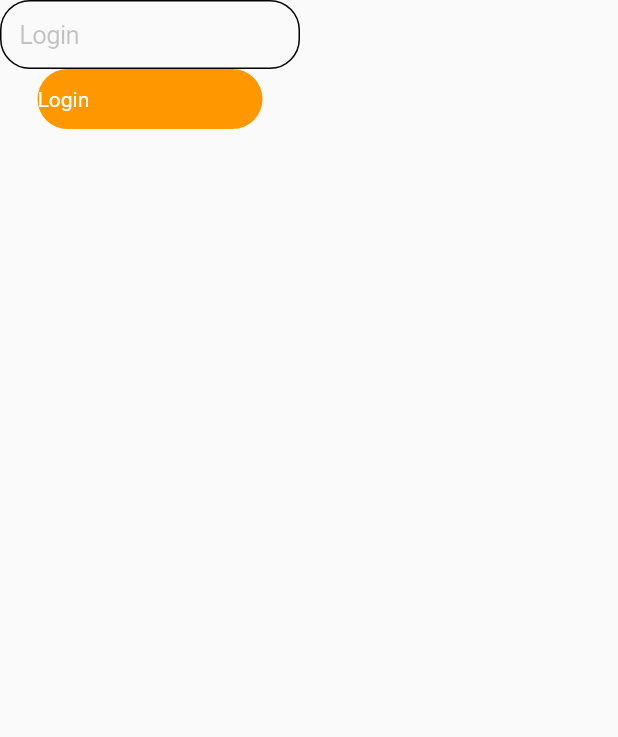
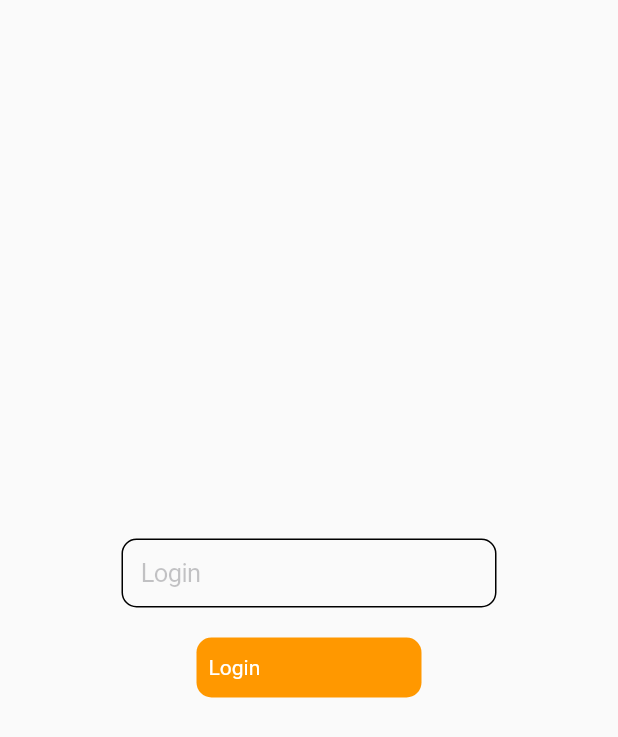
Before and after one commit to koukibadr/Custom-Pack, a Flutter app: the screen it shows after launch, on a phone screen of 412 x 824 dp. Shown: the top 737 px of the screen. Run offline on Flutter 3.47's test engine with Material 2 defaults, Android fonts, the phone set to English and light mode, and no system bars.

Commit message:
update custom widgets

```diff
--- a/example/lib/main.dart
+++ b/example/lib/main.dart
@@ -26,11 +26,16 @@ class MyApp extends StatelessWidget {
       ),
       home: Scaffold(
         body: Container(
+          width: double.infinity,
           child: Column(
+            mainAxisAlignment: MainAxisAlignment.center,
             children: [
               CustomTextField(
                   placeholder: "Login",
                   textController: new TextEditingController()),
+              SizedBox(
+                height: 20,
+              ),
               CustomButton(
                   buttonText: 'Login',
                   backgroundColor: Colors.orange,
--- a/lib/custom_button.dart
+++ b/lib/custom_button.dart
@@ -22,7 +22,9 @@ class CustomButton extends StatelessWidget {
       width: this.buttonSize,
       height: this.buttonHeight,
       decoration: BoxDecoration(
-          color: this.backgroundColor, borderRadius: BorderRadius.circular(20)),
+          color: this.backgroundColor, borderRadius: BorderRadius.circular(10)),
+      child: Padding(
+        padding: const EdgeInsets.all(8.0),
         child: Row(
           mainAxisAlignment: MainAxisAlignment.start,
           children: [
@@ -32,6 +34,7 @@ class CustomButton extends StatelessWidget {
             )
           ],
         ),
+      ),
     );
   }
 }
--- a/lib/custom_text_field.dart
+++ b/lib/custom_text_field.dart
@@ -12,7 +12,7 @@ class CustomTextField extends StatelessWidget {
       {@required this.placeholder,
       @required this.textController,
       this.borderColor = Colors.black,
-      this.inputWidth = 200,
+      this.inputWidth = 250,
       this.textColor = Colors.black});
 
   @override
@@ -20,7 +20,7 @@ class CustomTextField extends StatelessWidget {
     return Container(
       width: this.inputWidth,
       decoration: BoxDecoration(
-          borderRadius: BorderRadius.circular(20),
+          borderRadius: BorderRadius.circular(10),
           border: Border.all(color: this.borderColor, width: 1)),
       child: Padding(
         padding: const EdgeInsets.all(5),
```
Lines whose indentation alone changed are shown as unchanged.
